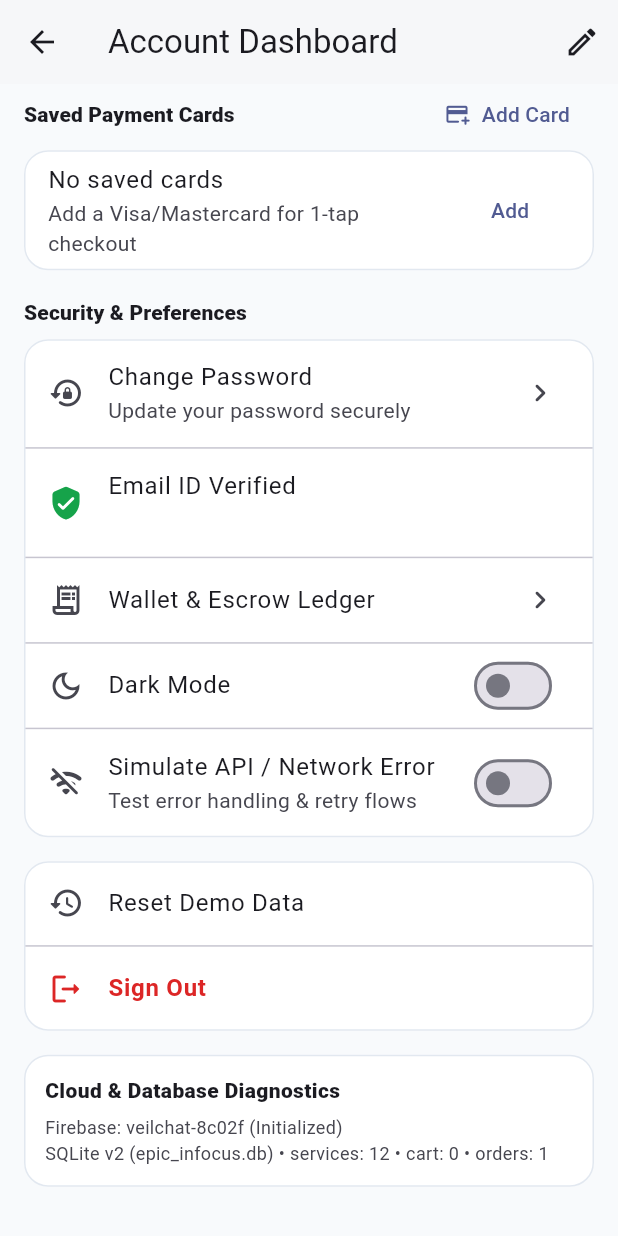
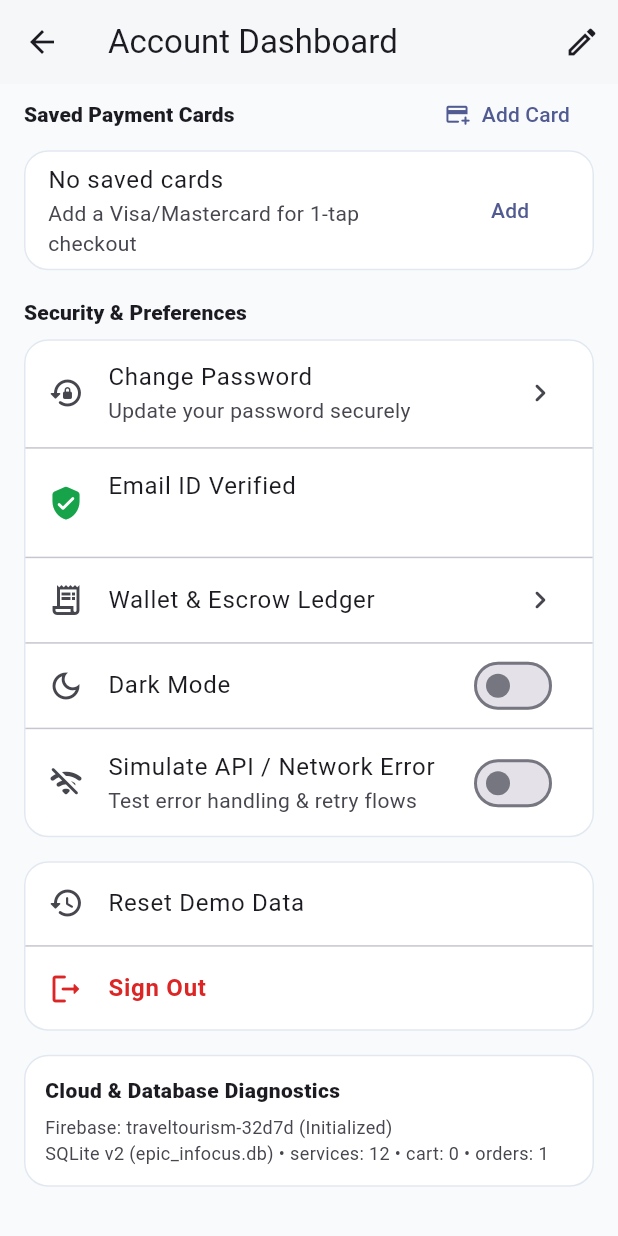
Before and after one commit to garvkataria23/service-epic-app, a Flutter app: the AccountDashboardScreen screen opened directly with empty values, scrolled down 576 dp, on a phone screen of 412 x 824 dp. Run offline on Flutter 3.47's test engine with Material 3 defaults, Android fonts, the phone set to English and light mode, and no system bars; our stand-ins replace cloud_firestore, firebase_auth, firebase_core, flutter_dotenv, google_sign_in, shared_preferences and 1 more; missing offline and left inert: razorpay_flutter; accounts and stored records are empty.

Commit message:
feat: configure traveltourism-32d7d Firebase Hosting, Android app, SHA-1 & google-services.json

```diff
--- a/lib/core/config/app_env.dart
+++ b/lib/core/config/app_env.dart
@@ -26,7 +26,7 @@ class AppEnv {
   }
 
   static String get firebaseProjectId =>
-      _get('FIREBASE_PROJECT_ID', 'veilchat-8c02f');
+      _get('FIREBASE_PROJECT_ID', 'traveltourism-32d7d');
 
   static String get mongoDbUri =>
       _get('MONGODB_URI', 'mongodb://localhost:27018/service_epic');
```
Also changed, not shown: firebase.json (added), lib/firebase_options.dart, 2 other files.
